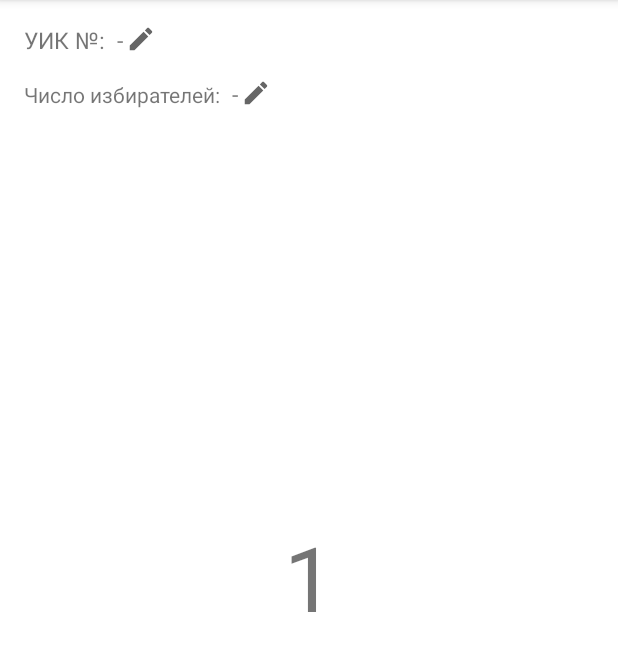
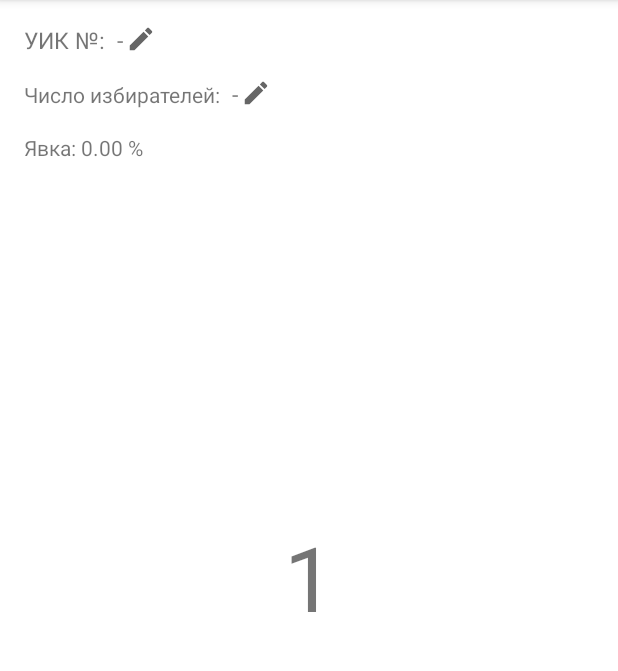
Before and after one commit to MatveyVlasov/observer, an Android app: the MainFragment screen opened directly, with no data from a screen before it, on a phone screen of 412 x 824 dp, the part 84-755 px from its top. Run offline under Robolectric (Android 15) with nearby library versions, the phone set to English and light mode, and no system bars; our stand-ins replace Room's generated code, data binding.

Commit message:
turnout added

```diff
--- a/app/src/main/java/ru/elections/observer/ElectionViewModel.kt
+++ b/app/src/main/java/ru/elections/observer/ElectionViewModel.kt
@@ -1,10 +1,12 @@
 package ru.elections.observer
 
 import android.util.Log
+import android.view.View
 import androidx.lifecycle.LiveData
 import androidx.lifecycle.MutableLiveData
 import androidx.lifecycle.ViewModel
 import androidx.lifecycle.viewModelScope
+import com.google.android.material.snackbar.Snackbar
 import kotlinx.coroutines.Job
 import kotlinx.coroutines.launch
 import ru.elections.observer.database.Election
@@ -21,6 +23,10 @@ class ElectionViewModel(
     val navigateToMainFragment: LiveData<Boolean>
         get() = _navigateToMainFragment
 
+    private var _showSnackbarEvent = MutableLiveData<Boolean>()
+    val showSnackbarEvent: LiveData<Boolean>
+        get() = _showSnackbarEvent
+
     var size = MutableLiveData<Int>()
 
     init {
@@ -28,6 +34,7 @@ class ElectionViewModel(
         Log.i("ElectionViewModel", "Init")
         initializeCurrentElection()
         _navigateToMainFragment.value = false
+        _showSnackbarEvent.value = false
     }
 
 
@@ -83,14 +90,31 @@ class ElectionViewModel(
     fun onRemove() {
         viewModelScope.launch {
             _currentElection.value = currentElection.value?.also {
+                if (it.counter <= 0) {
+                    _showSnackbarEvent.value = true
+                    return@launch
+                }
                 --it.counter
                 database.update(it)
             }
         }
     }
 
+    fun getTurnout(): String {
+        var turnout = 0.0
+        _currentElection.value?.let {
+            turnout = it.counter / it.totalVoters.toDouble() * 100.0
+        }
+        turnout = maxOf(turnout, 0.0)
+        return String.format("Явка: %2.2f %%", turnout)
+    }
+
     fun doneNavigating() {
         _navigateToMainFragment.value = false
+    }
+
+    fun doneShowingSnackbar() {
+        _showSnackbarEvent.value = false
     }
 
     fun finishElection() {
--- a/app/src/main/java/ru/elections/observer/MainFragment.kt
+++ b/app/src/main/java/ru/elections/observer/MainFragment.kt
@@ -15,6 +15,7 @@ import androidx.lifecycle.ViewModelProvider
 import ru.elections.observer.database.ElectionDatabase
 import ru.elections.observer.databinding.FragmentMainBinding
 import androidx.navigation.fragment.findNavController
+import com.google.android.material.snackbar.Snackbar
 import kotlinx.coroutines.delay
 import kotlinx.coroutines.launch
 import kotlinx.coroutines.runBlocking
@@ -71,6 +72,7 @@ class MainFragment : Fragment() {
                 binding.totalVotersNumber.text =
                     if (it.totalVoters == -1)  "-" else it.totalVoters.toString()
                 binding.counterNumber.text = it.counter.toString()
+                binding.turnoutText.text = viewModel.getTurnout()
             }
         })
 
@@ -81,6 +83,14 @@ class MainFragment : Fragment() {
         binding.totalVotersIconEdit.setOnClickListener {
             onTotalVotersIconEditSelected()
         }
+
+        viewModel.showSnackbarEvent.observe(viewLifecycleOwner, {
+            if (it == true) {
+                Snackbar.make(requireView(),
+                    getString(R.string.negative_counter), Snackbar.LENGTH_SHORT).show()
+                viewModel.doneShowingSnackbar()
+            }
+        })
 
         requireActivity().onBackPressedDispatcher.addCallback(viewLifecycleOwner) {
             AlertDialog.Builder(context)
@@ -113,6 +123,7 @@ class MainFragment : Fragment() {
             totalVotersEdit.visibility = View.GONE
             totalVotersIconEdit.visibility = View.VISIBLE
             totalVotersNumber.visibility = View.VISIBLE
+            turnoutText.text = viewModel.getTurnout()
             viewModel.onTotalVotersChanged(voters)
         }
     }
--- a/app/src/main/res/layout/fragment_main.xml
+++ b/app/src/main/res/layout/fragment_main.xml
@@ -7,6 +7,7 @@
         <variable
             name="electionViewModel"
             type="ru.elections.observer.ElectionViewModel" />
+
     </data>
 
     <androidx.constraintlayout.widget.ConstraintLayout
@@ -141,6 +142,16 @@
             app:layout_constraintTop_toBottomOf="@+id/counter_number"
             app:srcCompat="@drawable/ic_baseline_person_remove_alt_1_24" />
 
+        <TextView
+            android:id="@+id/turnout_text"
+            android:layout_width="wrap_content"
+            android:layout_height="wrap_content"
+            android:layout_marginStart="16dp"
+            android:layout_marginTop="16dp"
+            tools:text="Явка: 30.32%"
+            app:layout_constraintStart_toStartOf="parent"
+            app:layout_constraintTop_toBottomOf="@+id/total_voters_text" />
+
 
     </androidx.constraintlayout.widget.ConstraintLayout>
 </layout>
--- a/app/src/main/res/values/strings.xml
+++ b/app/src/main/res/values/strings.xml
@@ -7,4 +7,5 @@
     <string name="polling_station_hint">Введите номер</string>
     <string name="total_voters_hint">Введите число</string>
     <string name="edit">Отредактировать</string>
+    <string name="negative_counter">Число не может быть отрицательным!</string>
 </resources>
```
Lines whose indentation alone changed are shown as unchanged.
